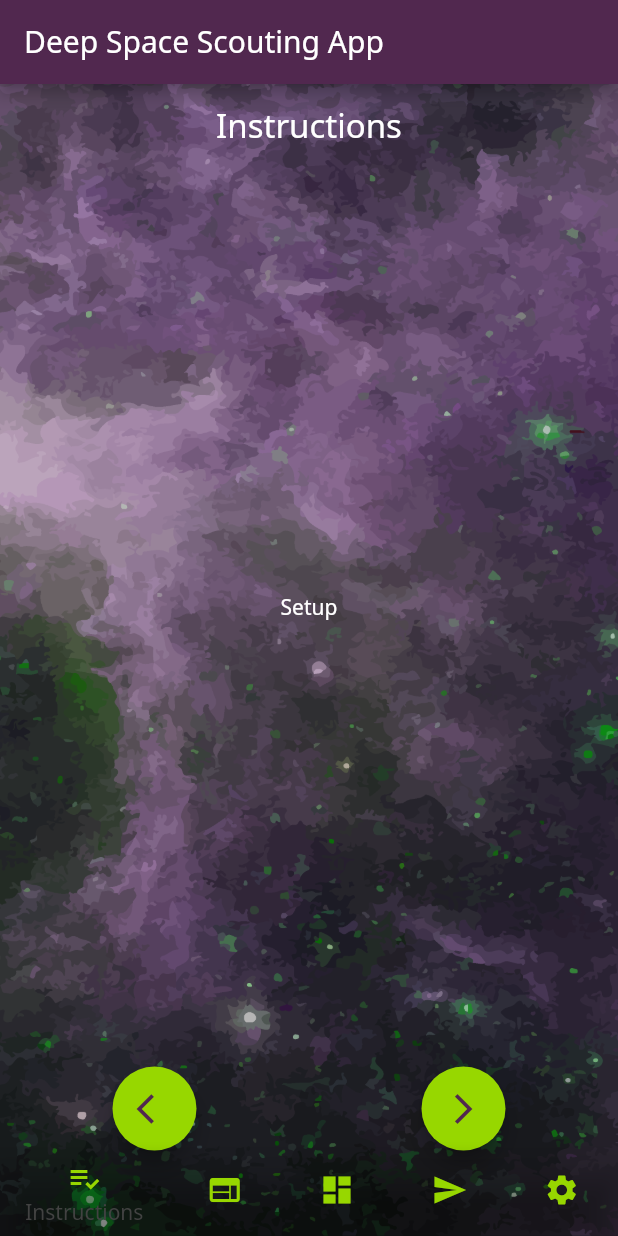
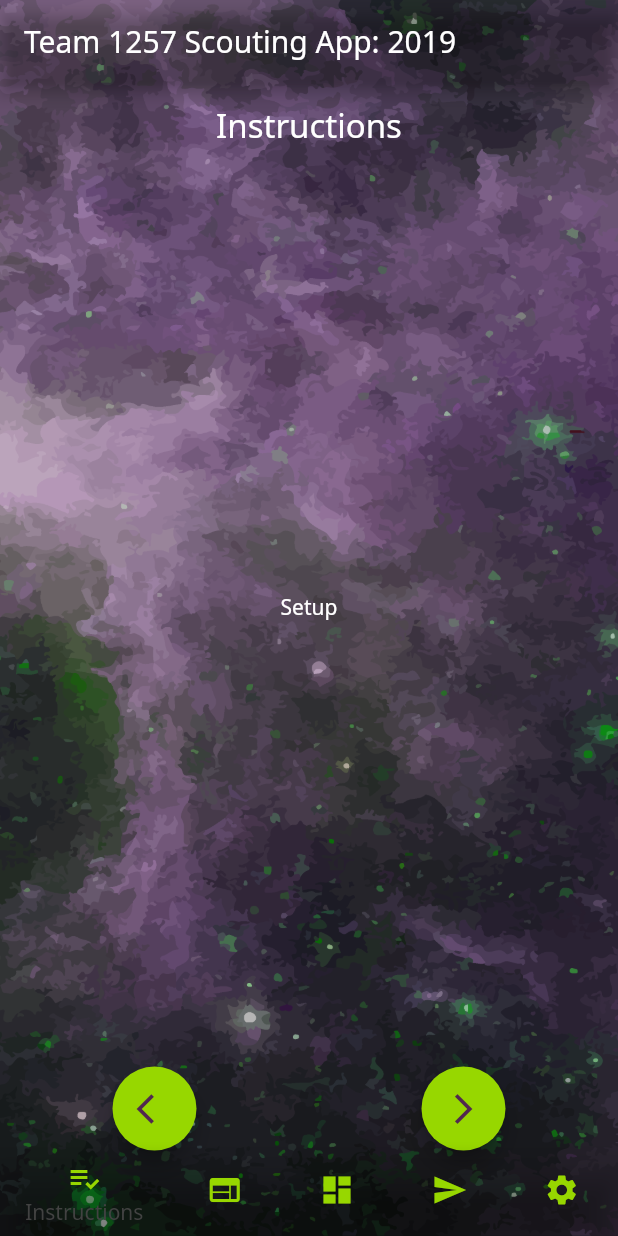
Before and after one commit to FRC1257/deep-space-scouting, a Flutter app: the screen it shows after launch, on a phone screen of 412 x 824 dp. Run offline on Flutter 3.47's test engine with Material 2 defaults, Android fonts, the phone set to English and light mode, and no system bars; our stand-ins replace flushbar; Roboto replaces fonts that are missing (Noto Sans).

Commit message:
name/aesthetics

```diff
--- a/lib/main.dart
+++ b/lib/main.dart
@@ -22,12 +22,12 @@ class ScoutAppState extends State<ScoutApp> {
   @override
   Widget build(BuildContext context) {
     return MaterialApp(
-      title: 'Deep Space Scouting', // year-specific
+      title: 'Team 1257 Scouting App: 2019', // year-specific
       theme: ThemeData(
           brightness: Brightness.dark,
           primaryColor: Color(0xFF51284F),
           accentColor: Color(0xFF97D700),
-          backgroundColor: Color(0xFF222326),
+          backgroundColor: Colors.transparent,
           fontFamily: 'Noto Sans'
       ),
       home: Stack(
@@ -43,7 +43,8 @@ class ScoutAppState extends State<ScoutApp> {
             Scaffold(
               backgroundColor: Colors.transparent,
               appBar: AppBar(
-                title: Text('Deep Space Scouting App')
+                  backgroundColor: Colors.transparent,
+                title: Text('Team 1257 Scouting App: 2019')
               ),
               body: Home()
             )
--- a/lib/objective.dart
+++ b/lib/objective.dart
@@ -10,6 +10,7 @@
 // half-example for future scouting apps. Note that the comments made for the
 // objective page also generally apply to the pit page, as there is nothing
 // in the pit page that isn't in the objective page.
+// - Harsh Tiwary, 2019
 
 // These import statements are necessary for getting the methods
 // in built-in packages specified in pubspec.yaml, core dart methods,
```
